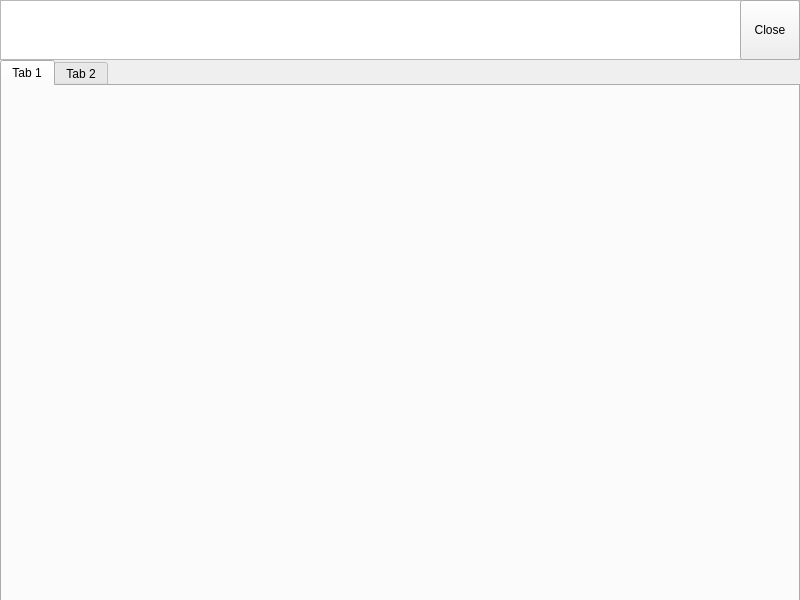
Qt form QtGuiApplicationTest/QtGuiApplicationTest/QtGuiApplicationTest.ui (xautshuanglong/QtLearningRepository) before a commit.
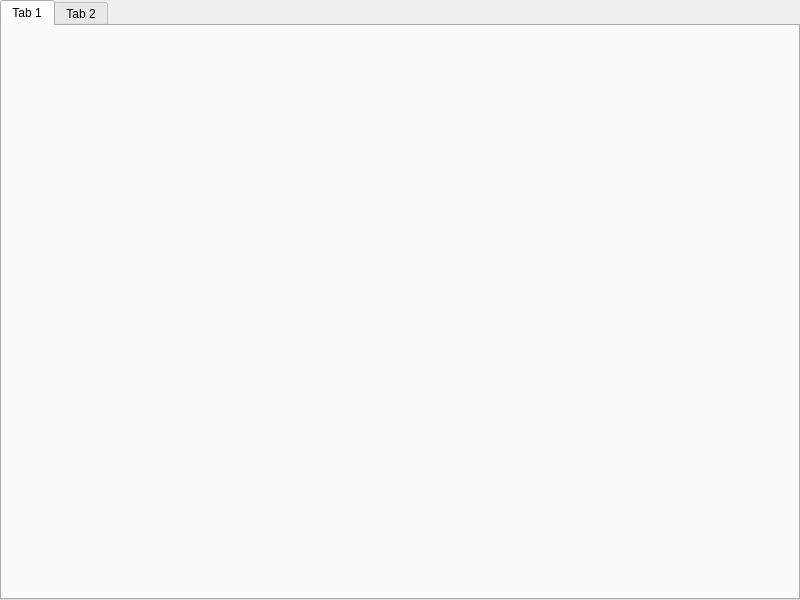
The same form after that commit. The open tabs and pages were chosen to show the change.

Commit message: remove close button

Diff of the .ui file:
```diff
--- a/QtGuiApplicationTest/QtGuiApplicationTest/QtGuiApplicationTest.ui
+++ b/QtGuiApplicationTest/QtGuiApplicationTest/QtGuiApplicationTest.ui
@@ -18,7 +18,7 @@
     <property name="geometry">
      <rect>
       <x>0</x>
-      <y>60</y>
+      <y>0</y>
       <width>800</width>
       <height>600</height>
      </rect>
@@ -43,32 +43,6 @@
      </attribute>
     </widget>
    </widget>
-   <widget class="QColumnView" name="columnView">
-    <property name="geometry">
-     <rect>
-      <x>0</x>
-      <y>0</y>
-      <width>800</width>
-      <height>60</height>
-     </rect>
-    </property>
-   </widget>
-   <widget class="QPushButton" name="closeButton">
-    <property name="geometry">
-     <rect>
-      <x>740</x>
-      <y>0</y>
-      <width>60</width>
-      <height>60</height>
-     </rect>
-    </property>
-    <property name="text">
-     <string>Close</string>
-    </property>
-    <property name="flat">
-     <bool>false</bool>
-    </property>
-   </widget>
   </widget>
  </widget>
  <layoutdefault spacing="6" margin="11"/>
```
Left out of the diff: 2 changed lines with no effect on the pictures. The commit also changes 1 other file.
